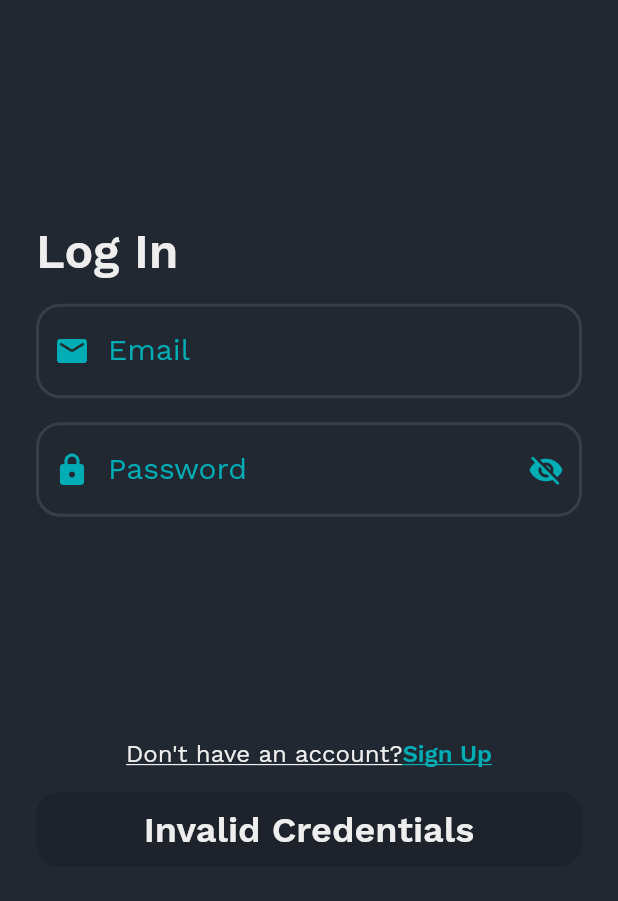
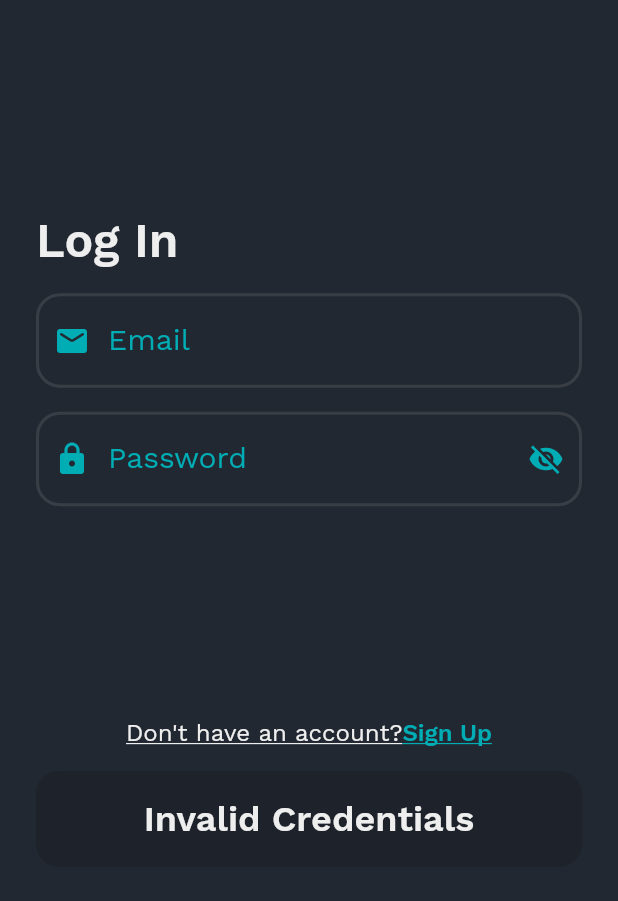
Before and after one commit to EricFrancischett/safesign, a Flutter app: the screen it shows after launch, on a phone screen of 412 x 824 dp, the part 297-1198 px from its top. Run offline on Flutter 3.47's test engine with Material 2 defaults, Android fonts, the phone set to English and light mode, and no system bars; our stand-ins replace firebase_auth, firebase_core, flutter_mobx, google_fonts, hive_flutter, lottie and 1 more; accounts and stored records are empty; generated files the repository leaves out were written again.

Commit message:
fixes main button

```diff
--- a/lib/core/models/user_model_keys.dart
+++ b/lib/core/models/user_model_keys.dart
@@ -1,7 +1,7 @@
 class UserModelKeys {
   static const id = "_id";
   static const email = "email";
-  static const password = "password";
+  static const pin = "pin";
   static const lastName = "last_name";
   static const firstName = "first_name";
   static const token = "token";
--- a/lib/core/widgets/main_buttom.dart
+++ b/lib/core/widgets/main_buttom.dart
@@ -12,7 +12,7 @@ class MainButtom extends StatelessWidget {
   @override
   Widget build(BuildContext context) {
     return SizedBox(
-      height: 50,
+      height: 64,
       width: MediaQuery.of(context).size.width,
       child: ElevatedButton(
         style: ElevatedButton.styleFrom(
--- a/lib/features/login/view/login_page.dart
+++ b/lib/features/login/view/login_page.dart
@@ -139,24 +139,24 @@ class LoginPage extends StatelessWidget {
                                   }
                                   if (resource.status == Status.success) {
                                     // ignore: use_build_context_synchronously
-                                    await Navigator.pushReplacement(
-                                      context,
-                                      MaterialPageRoute(
-                                        builder: (context) => const HomePage(),
-                                      ),
-                                    );
+                                    // await Navigator.pushReplacement(
+                                    //   context,
+                                    //   MaterialPageRoute(
+                                    //     builder: (context) => const HomePage(),
+                                    //   ),
+                                    // );
+
                                   }
                                 }
                               : null,
                           child: isLoading
-                              ? SizedBox(
-                                width: 100,
-                                height: 100,
-                                child: Lottie.network(
-                                  'https://assets2.lottiefiles.com/packages/lf20_2tvot70g.json',
-                                  alignment: Alignment.center,
-                                  fit: BoxFit.fill,
-                                ),
+                              ? Lottie.network(
+                                'https://assets2.lottiefiles.com/packages/lf20_2tvot70g.json',
+                                height: 64,
+                                width: 64,
+                                alignment: Alignment.center,
+                                fit: BoxFit.fill,
+
                               )
                               : Text(
                                   _controller.areCredentialsValid
```
Also changed, not shown: lib/core/models/user_model.dart (+8 -7 lines), lib/core/widgets/custom_appbar.dart (+6 -1 lines), lib/features/home/view/home_page.dart (+8 -4 lines).
